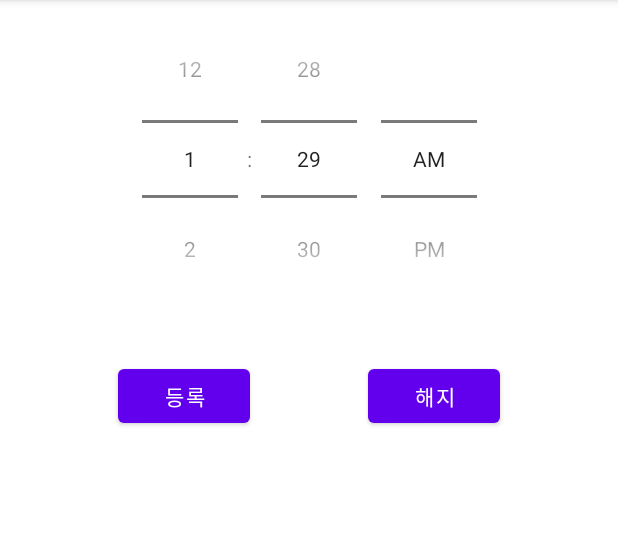
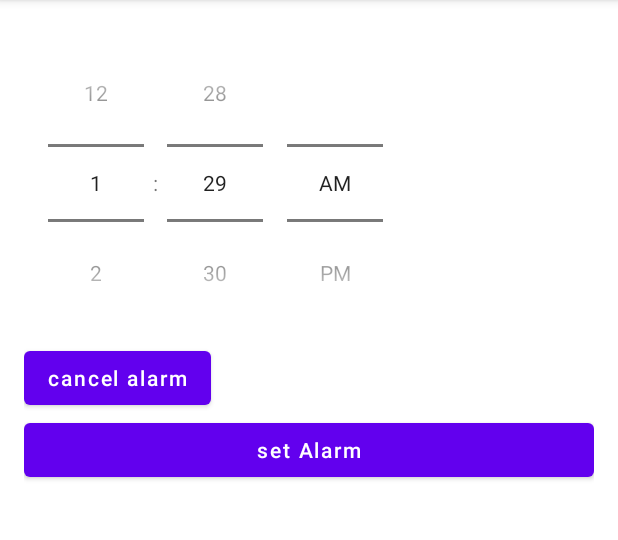
Before and after one commit to mobileprogramming2022/morning_routine, an Android app: the screen it shows after launch (AlarmMainActivity before the commit, exampleAlarmMain after it), on a phone screen of 412 x 824 dp, the part 84-624 px from its top. Run offline under Robolectric (Android 15) with nearby library versions, the phone set to English and light mode, and no system bars.

Commit message:
add alarm example2

```diff
--- a/app/src/main/AndroidManifest.xml
+++ b/app/src/main/AndroidManifest.xml
@@ -23,8 +23,9 @@
         <activity
             android:name=".MainActivity"
             android:exported="true"/>
+        <activity android:name=".AlarmActivity"></activity>
         <activity
-            android:name=".AlarmMainActivity"
+            android:name=".exampleAlarmMain"
             android:exported="true">
             <intent-filter>
                 <action android:name="android.intent.action.MAIN" />
@@ -33,7 +34,7 @@
             </intent-filter>
         </activity>
 
-        <receiver android:name=".AlarmExample"></receiver>
+        <receiver android:name=".AlarmReceiver"></receiver>
     </application>
 
 </manifest>
--- a/app/src/main/java/com/gachon/morningroutin_layout/AlarmMainActivity.java
+++ /dev/null
@@ -1,62 +0,0 @@
-package com.gachon.morningroutin_layout;
-
-import androidx.appcompat.app.AppCompatActivity;
-
-import android.app.AlarmManager;
-import android.app.PendingIntent;
-import android.content.Context;
-import android.content.Intent;
-import android.os.Build;
-import android.os.Bundle;
-import android.util.Log;
-import android.view.View;
-import android.widget.TimePicker;
-
-import androidx.appcompat.app.AppCompatActivity;
-
-import java.util.Calendar;
-
-public class AlarmMainActivity extends AppCompatActivity {
-
-    private TimePicker timePicker;
-    private AlarmManager alarmManager;
-    private int hour, minute;
-
-    @Override
-    protected void onCreate(Bundle savedInstanceState) {
-        super.onCreate(savedInstanceState);
-        setContentView(R.layout.examplealarm);
-
-        timePicker=findViewById(R.id.tp_timepicker);
-
-    }// onCreate()..
-
-    public void regist(View view) {
-
-        Intent intent = new Intent(this, AlarmExample.class);
-        PendingIntent pIntent = PendingIntent.getBroadcast(this, 0,intent, 0);
-
-
-        if (Build.VERSION.SDK_INT >= Build.VERSION_CODES.M) {
-            hour=timePicker.getHour();
-            minute=timePicker.getMinute();
-        }
-
-        Calendar calendar = Calendar.getInstance();
-        calendar.set(Calendar.HOUR_OF_DAY, hour);
-        calendar.set(Calendar.MINUTE, minute);
-        calendar.set(Calendar.SECOND, 0);
-        calendar.set(Calendar.MILLISECOND, 0);
-
-        // 지정한 시간에 매일 알림
-        alarmManager.setRepeating(AlarmManager.RTC_WAKEUP, calendar.getTimeInMillis(),  AlarmManager.INTERVAL_FIFTEEN_MINUTES, pIntent);
-
-    }// regist()..
-
-    public void unregist(View view) {
-        Intent intent = new Intent(this, AlarmExample.class);
-        PendingIntent pIntent = PendingIntent.getBroadcast(this, 0, intent, 0);
-        alarmManager.cancel(pIntent);
-    }// unregist()..
-
-}// MainActivity class..
--- /dev/null
+++ b/app/src/main/java/com/gachon/morningroutin_layout/exampleAlarmMain.java
@@ -0,0 +1,90 @@
+package com.gachon.morningroutin_layout;
+
+import android.app.AlarmManager;
+import android.app.PendingIntent;
+import android.content.Context;
+import android.content.Intent;
+import android.os.Build;
+import android.os.Bundle;
+import android.util.Log;
+import android.view.View;
+import android.widget.Button;
+import android.widget.TimePicker;
+
+import androidx.appcompat.app.AppCompatActivity;
+
+import java.text.SimpleDateFormat;
+import java.util.Calendar;
+
+public class exampleAlarmMain extends AppCompatActivity {
+
+    int hour,minute; //input from user
+    AlarmManager alarmManager;
+    TimePicker timePicker;
+
+    @Override
+    protected void onCreate(Bundle savedInstanceState) {
+        super.onCreate(savedInstanceState);
+        setContentView(R.layout.examplealarm);
+        //오늘 date 받아오기 --> 이를 알람설정에 적용.
+
+//알람관리자 소환
+        alarmManager= (AlarmManager) getSystemService(Context.ALARM_SERVICE);
+
+        timePicker = findViewById(R.id.tp_timepicker);
+        Button cancelAlarm = findViewById(R.id.cacelAlarm);
+        Button setAlarm3btn = findViewById(R.id.setAlarm3);
+
+        cancelAlarm.setOnClickListener(new View.OnClickListener() {
+            @Override
+            public void onClick(View view) {
+                clickBtn3(view);
+            }
+        });
+        setAlarm3btn.setOnClickListener(new View.OnClickListener() {
+            @Override
+            public void onClick(View view) {
+                clickBtn_setAlarm(view);
+            }
+        });
+
+    }
+
+    public void clickBtn3(View view) {
+//반복 알람 종료
+
+//알람매니저에 보류되어 있는
+//PendingIntent를 cancel하면 됨
+        Intent intent=new Intent(this,AlarmReceiver.class);
+        PendingIntent pendingIntent= PendingIntent.getBroadcast(this,20, intent, PendingIntent.FLAG_MUTABLE);
+
+        alarmManager.cancel(pendingIntent);
+    }
+
+    public void clickBtn_setAlarm(View view) {
+
+        if(Build.VERSION.SDK_INT >= Build.VERSION_CODES.M){
+            hour = timePicker.getHour();
+            minute = timePicker.getMinute();
+        }
+
+        Intent intent= new Intent(exampleAlarmMain.this, AlarmActivity.class);
+        PendingIntent pendingIntent= PendingIntent.getActivity(exampleAlarmMain.this,30,intent,PendingIntent.FLAG_MUTABLE);
+
+        Calendar calendar = Calendar.getInstance();
+        calendar.set(Calendar.HOUR_OF_DAY, hour);
+        calendar.set(Calendar.MINUTE, minute);
+        calendar.set(Calendar.SECOND,0);
+
+        if(Calendar.getInstance().after(calendar)){
+            calendar.add(Calendar.DAY_OF_MONTH, 1);
+        }
+
+        Log.d("예약시간",new SimpleDateFormat("yyyy-MM-dd HH:mm:ss").format(calendar.getTime()));
+
+        alarmManager.setRepeating(AlarmManager.RTC_WAKEUP, calendar.getTimeInMillis(),  AlarmManager.INTERVAL_FIFTEEN_MINUTES, pendingIntent);
+        //AlarmManager.INTERVAL_DAY
+       // alarmManager.setInexactRepeating(AlarmManager.RTC_WAKEUP, calendar.getTimeInMillis(),
+                //AlarmManager.INTERVAL_FIFTEEN_MINUTES,pendingIntent); //Interval 하루로 변환.
+    }
+}
--- a/app/src/main/res/layout/examplealarm.xml
+++ b/app/src/main/res/layout/examplealarm.xml
@@ -1,9 +1,11 @@
 <?xml version="1.0" encoding="utf-8"?>
-<androidx.constraintlayout.widget.ConstraintLayout xmlns:android="http://schemas.android.com/apk/res/android"
+<LinearLayout xmlns:android="http://schemas.android.com/apk/res/android"
     xmlns:app="http://schemas.android.com/apk/res-auto"
     xmlns:tools="http://schemas.android.com/tools"
     android:layout_width="match_parent"
     android:layout_height="match_parent"
+    android:orientation="vertical"
+    android:padding="16dp"
     tools:context=".MainActivity">
 
     <TimePicker
@@ -16,26 +18,16 @@
         app:layout_constraintTop_toTopOf="parent" />
 
     <Button
-        android:id="@+id/button"
+        android:id="@+id/cacelAlarm"
         android:layout_width="wrap_content"
         android:layout_height="wrap_content"
-        android:layout_marginTop="24dp"
-        android:text="등록"
-        app:layout_constraintBaseline_toBaselineOf="@+id/button2"
-        app:layout_constraintEnd_toStartOf="@+id/button2"
-        app:layout_constraintHorizontal_bias="0.5"
-        app:layout_constraintStart_toStartOf="parent"
-        app:layout_constraintTop_toBottomOf="@+id/tp_timepicker" />
+        android:text="cancel alarm"
+        android:textAllCaps="false" />
+    <Button
+        android:id="@+id/setAlarm3"
+        android:layout_width="match_parent"
+        android:layout_height="wrap_content"
+        android:text="set Alarm"
+        android:textAllCaps="false" />
 
-    <Button
-        android:id="@+id/button2"
-        android:layout_width="wrap_content"
-        android:layout_height="wrap_content"
-        android:layout_marginTop="28dp"
-        android:text="해지"
-        app:layout_constraintEnd_toEndOf="parent"
-        app:layout_constraintHorizontal_bias="0.5"
-        app:layout_constraintStart_toEndOf="@+id/button"
-        app:layout_constraintTop_toBottomOf="@+id/tp_timepicker" />
-
-</androidx.constraintlayout.widget.ConstraintLayout>
+</LinearLayout>
```
Also changed, not shown: app/src/main/java/com/gachon/morningroutin_layout/AlarmActivity.java (added, +31 -0 lines), app/src/main/java/com/gachon/morningroutin_layout/AlarmExample.java (deleted, +0 -15 lines), app/src/main/java/com/gachon/morningroutin_layout/AlarmReceiver.java (added, +35 -0 lines), app/src/main/res/layout/examplealarm_activity_alarm.xml (added, +27 -0 lines).
